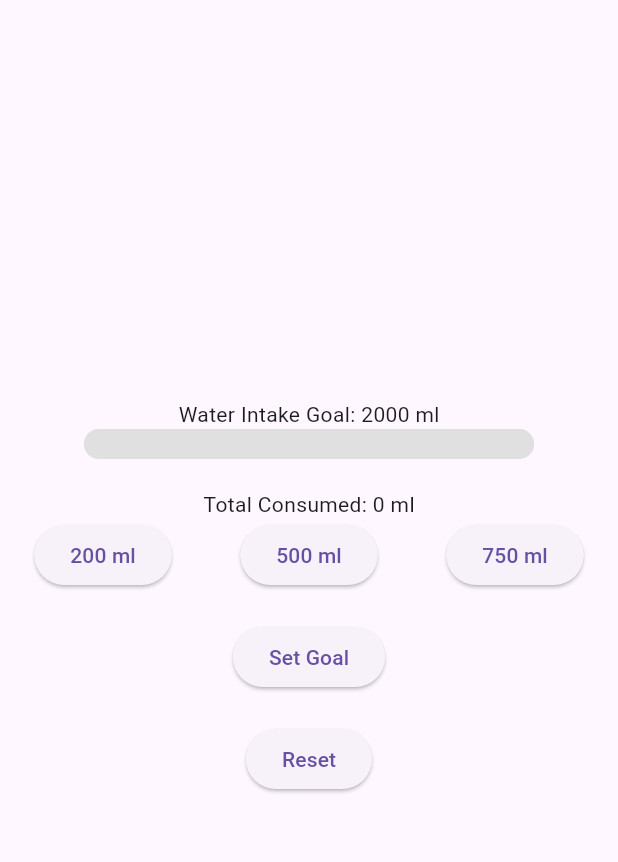
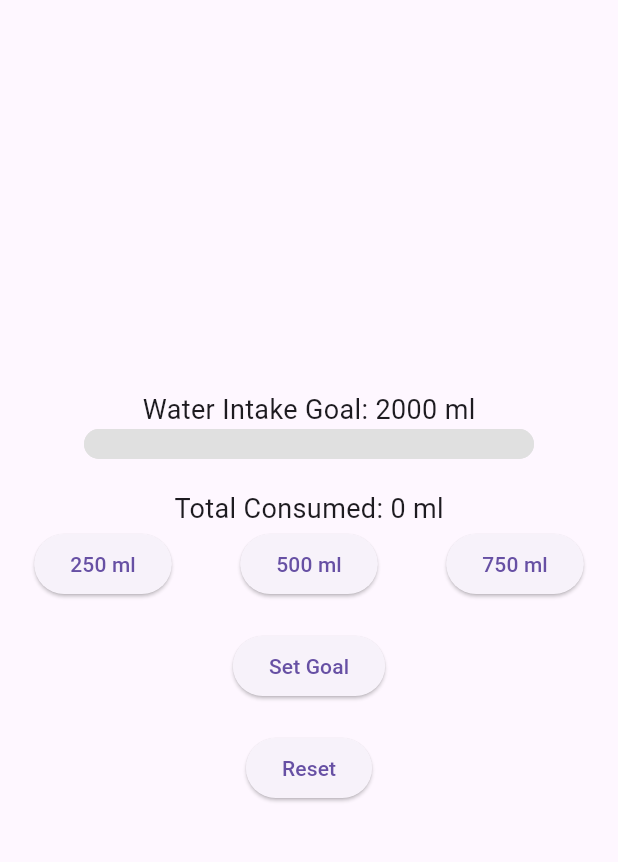
Before and after one commit to the-user-created/hydrationbuddy, a Flutter app: the screen it shows after launch, on a phone screen of 412 x 824 dp, the part 63-925 px from its top. Run offline on Flutter 3.47's test engine with Material 3 defaults, Android fonts, the phone set to English and light mode, and no system bars; our stand-ins replace shared_preferences.

Commit message:
Increase size of text

```diff
--- a/lib/main.dart
+++ b/lib/main.dart
@@ -56,7 +56,10 @@ class HomePageState extends State<HomePage> {
       body: Column(
         mainAxisAlignment: MainAxisAlignment.center,
         children: [
-          Text('Water Intake Goal: ${hydrationProvider.dailyGoal} ml'),
+          Text(
+            'Water Intake Goal: ${hydrationProvider.dailyGoal} ml',
+            style: const TextStyle(fontSize: 18),
+          ),
           Container(
             height: 20,
             width: 300,
@@ -76,13 +79,16 @@ class HomePageState extends State<HomePage> {
             ),
           ),
           const SizedBox(height: 20),
-          Text('Total Consumed: ${hydrationProvider.totalConsumed} ml'),
+          Text(
+            'Total Consumed: ${hydrationProvider.totalConsumed} ml',
+            style: const TextStyle(fontSize: 18),
+          ),
           Row(
             mainAxisAlignment: MainAxisAlignment.spaceAround,
             children: [
               ElevatedButton(
-                onPressed: () => _addWaterAndCheckGoal(hydrationProvider, 200),
-                child: const Text('200 ml'),
+                onPressed: () => _addWaterAndCheckGoal(hydrationProvider, 250),
+                child: const Text('250 ml'),
               ),
               ElevatedButton(
                 onPressed: () => _addWaterAndCheckGoal(hydrationProvider, 500),
--- a/pubspec.yaml
+++ b/pubspec.yaml
@@ -5,7 +5,7 @@ description: "A simple water intake tracker app."
 publish_to: 'none' # Remove this line if you wish to publish to pub.dev
 
 # The following defines the version and build number for your application.
-version: 1.0.3+1
+version: 1.0.4+1
 
 environment:
   sdk: ^3.5.1
```
